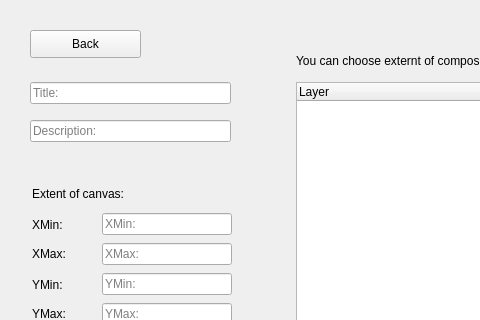
LESPROJEKT/qgis-layman-plugin, file dlg_currentComposition.ui: the form before one commit; both pictures show x 0 to 480 and y 0 to 320 of the 845 by 450 pixel window.
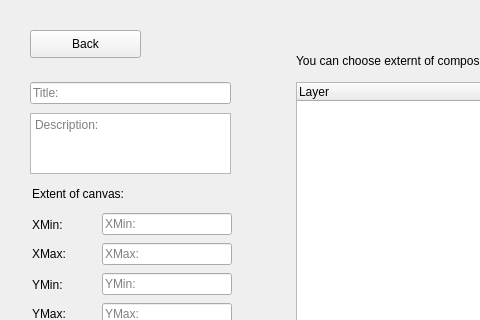
The form after the commit. The open tabs and pages were chosen to show the change. Icons and pictures are not drawn.

Commit message: continue in import layer dialog

The edit to the form file:
```diff
--- a/dlg_currentComposition.ui
+++ b/dlg_currentComposition.ui
@@ -583,19 +583,6 @@
       <string>XMax:</string>
      </property>
     </widget>
-    <widget class="QLineEdit" name="lineEdit_7">
-     <property name="geometry">
-      <rect>
-       <x>20</x>
-       <y>110</y>
-       <width>201</width>
-       <height>22</height>
-      </rect>
-     </property>
-     <property name="placeholderText">
-      <string>Description:</string>
-     </property>
-    </widget>
     <widget class="QTreeWidget" name="treeWidget">
      <property name="geometry">
       <rect>
@@ -697,6 +684,19 @@
       <enum>Qt::AutoText</enum>
      </property>
     </widget>
+    <widget class="QTextEdit" name="textEdit_description">
+     <property name="geometry">
+      <rect>
+       <x>20</x>
+       <y>103</y>
+       <width>201</width>
+       <height>61</height>
+      </rect>
+     </property>
+     <property name="placeholderText">
+      <string>Description:</string>
+     </property>
+    </widget>
    </widget>
    <widget class="QWidget" name="page4">
     <widget class="QGroupBox" name="groupBox">
```
The commit also changes 4 other files.
